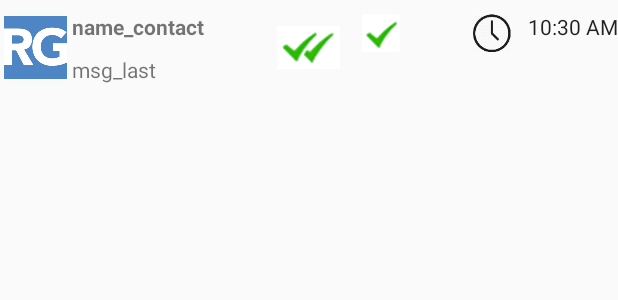
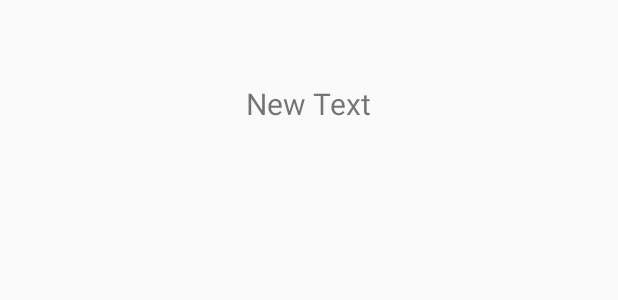
Before and after one commit to carlosRamirezLizan/Radmas, an Android app: the layout element.xml on its own in the app's theme, with its tools: preview values and no code run, on a phone screen of 412 x 824 dp. Shown: the top 300 px of the screen. Run offline under Robolectric (Android 15) with nearby library versions, the phone set to English and light mode, and no system bars.

Commit message:
FALTA CHATS RECIENTES

```diff
--- a/AndroidStudioProjects/Radgram/app/src/main/res/layout/activity_main.xml
+++ b/AndroidStudioProjects/Radgram/app/src/main/res/layout/activity_main.xml
@@ -6,13 +6,15 @@
     <ListView
         android:layout_width="wrap_content"
         android:layout_height="match_parent"
-        android:id="@android:id/list"
+        android:id="@+id/list"
         android:layout_gravity="center_horizontal" />
 
     <TextView
         android:id="@+id/textView2"
         android:layout_width="match_parent"
         android:layout_height="match_parent"
-        android:text="No chats"/>
+        android:text="You have no chats initialized"
+        android:gravity="center"
+        android:visibility="invisible" />
 
 </FrameLayout>
--- a/AndroidStudioProjects/Radgram/app/src/main/res/layout/element.xml
+++ b/AndroidStudioProjects/Radgram/app/src/main/res/layout/element.xml
@@ -1,69 +1,25 @@
 <?xml version="1.0" encoding="utf-8"?>
 
-<RelativeLayout xmlns:android="http://schemas.android.com/apk/res/android"
+<LinearLayout
+    android:orientation="vertical"
     android:layout_width="fill_parent"
-    android:layout_height="?android:attr/listPreferredItemHeight">
+    android:layout_height="fill_parent"
+    xmlns:android="http://schemas.android.com/apk/res/android"
+    android:weightSum="1">
 
-    <ImageView
-        android:id="@+id/icon_contact"
-        android:layout_width="wrap_content"
+    <FrameLayout
+        android:layout_width="match_parent"
         android:layout_height="wrap_content"
-        android:layout_alignParentLeft="true"
-        android:src="@drawable/ic_launcher"
-        android:layout_alignParentBottom="true"
-        android:layout_alignParentTop="true" />
+        android:layout_weight="0.14">
 
-    <TextView
-        android:id="@+id/name_contact"
-        android:layout_width="wrap_content"
-        android:layout_height="wrap_content"
-        android:text="@string/name_contact"
-        android:textStyle="bold"
-        android:layout_alignTop="@+id/is_received"
-        android:layout_toRightOf="@+id/icon_contact" />
+        <TextView
+            android:layout_width="wrap_content"
+            android:layout_height="wrap_content"
+            android:text="New Text"
+            android:id="@+id/textView"
+            android:layout_weight="0.14"
+            android:layout_gravity="center"
+            android:textSize="20dp" />
+    </FrameLayout>
 
-    <TextView
-        android:id="@+id/last_message"
-        android:layout_width="wrap_content"
-        android:layout_height="wrap_content"
-        android:text="@string/last_msg"
-        android:layout_alignBottom="@+id/is_received"
-        android:layout_toRightOf="@+id/icon_contact" />
-    <ImageView
-        android:id="@+id/is_sent"
-        android:layout_width="wrap_content"
-        android:layout_height="wrap_content"
-        android:src="@drawable/ic_sent"
-        android:layout_alignTop="@+id/waiting_to_send"
-        android:layout_alignBottom="@+id/waiting_to_send"
-        android:layout_toRightOf="@+id/is_received" />
-
-    //en src habrá que hacer un método que muestre una de las tres imágenes según el mensaje este o no enviado
-    <ImageView
-        android:id="@+id/is_received"
-        android:layout_width="wrap_content"
-        android:layout_height="wrap_content"
-        android:src="@drawable/ic_received"
-        android:layout_centerVertical="true"
-        android:layout_centerHorizontal="true" />
-
-    <ImageView
-        android:id="@+id/waiting_to_send"
-        android:layout_width="wrap_content"
-        android:layout_height="wrap_content"
-        android:src="@drawable/ic_waiting_to_send"
-        android:layout_alignTop="@+id/time_when_sent"
-        android:layout_above="@+id/last_message"
-        android:layout_toLeftOf="@+id/time_when_sent" />
-
-    <TextClock
-        android:id="@+id/time_when_sent"
-        android:layout_width="wrap_content"
-        android:layout_height="wrap_content"
-        android:layout_alignTop="@+id/name_contact"
-        android:layout_alignParentRight="true"
-        android:layout_alignParentEnd="true"
-       />
-
-
-</RelativeLayout>
+</LinearLayout>
```
Also changed, not shown: AndroidStudioProjects/Radgram/app/src/main/java/com/radmas/example/radgram/app/Chat.java (+26 -20 lines), AndroidStudioProjects/Radgram/app/src/main/java/com/radmas/example/radgram/app/MainActivity.java (+30 -3 lines), AndroidStudioProjects/Radgram/app/src/main/res/layout/chat.xml (+7 -12 lines).
